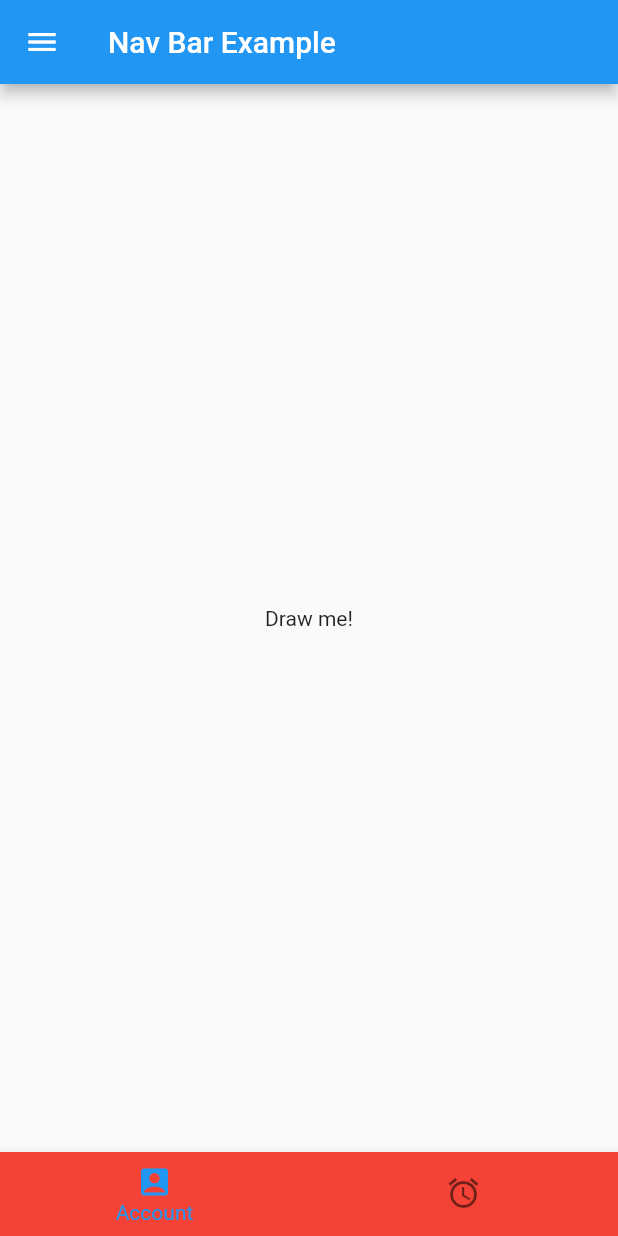
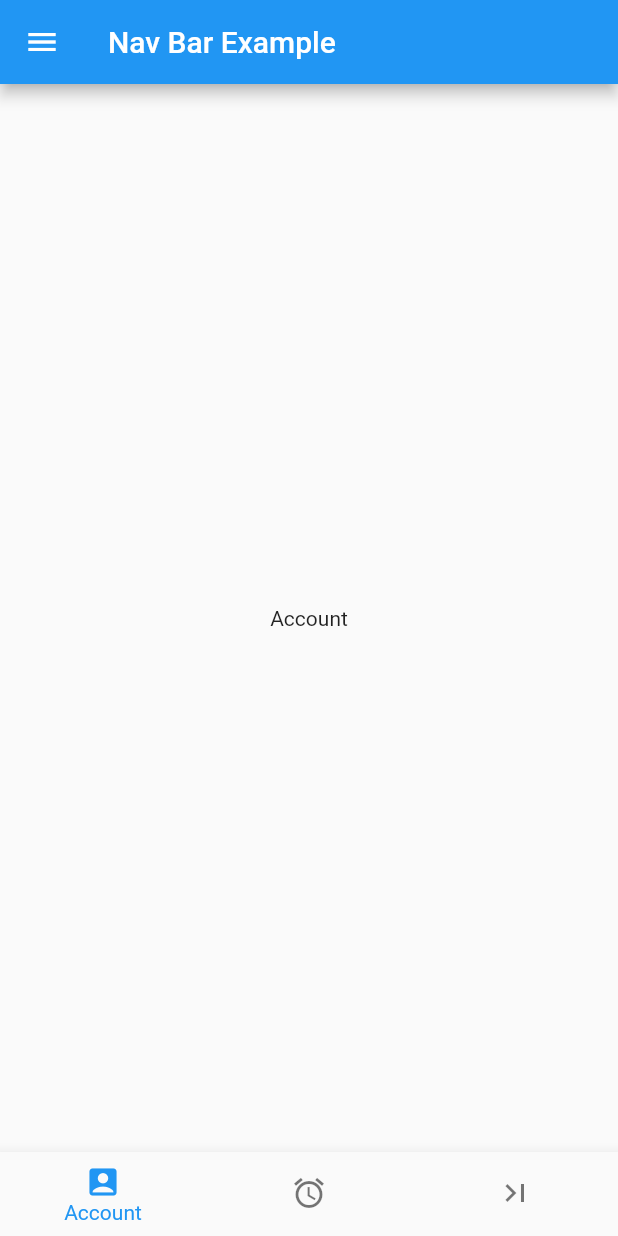
Before and after one commit to Mr-Phil1/My-third-Flutter-App, a Flutter app: the screen it shows after launch, on a phone screen of 412 x 824 dp. Run offline on Flutter 3.47's test engine with Material 2 defaults, Android fonts, the phone set to English and light mode, and no system bars.

Commit message:
modify main.dart * modify the bottomNavBar

```diff
--- a/lib/main.dart
+++ b/lib/main.dart
@@ -57,6 +57,11 @@ class _DrawerExampleState extends State<DrawerExample> with RestorationMixin {
         ),
       ],
     );
+    var bottomNavBarItems = const [
+      BottomNavigationBarItem(icon: Icon(Icons.account_box), label: 'Account'),
+      BottomNavigationBarItem(icon: Icon(Icons.access_alarm), label: 'Alarm'),
+      BottomNavigationBarItem(icon: Icon(Icons.last_page), label: 'Last Page'),
+    ];
     return Scaffold(
         appBar: AppBar(
           title: Text("Nav Bar Example"),
@@ -66,28 +71,25 @@ class _DrawerExampleState extends State<DrawerExample> with RestorationMixin {
             onTap: () {
               print("Inkwell");
             },
-        child: Text("Draw me!"),
-      )),
+            child: Center(
+                child: _MyBottomNavView(
+                    key: UniqueKey(),
+                    item: bottomNavBarItems[_currentIndex.value])),
+          ),
+        ),
         drawer: Drawer(
           child: drawerElements,
         ),
         bottomNavigationBar: BottomNavigationBar(
           showUnselectedLabels: false,
-        items: [
-          BottomNavigationBarItem(
-              icon: Icon(Icons.account_box), label: 'Account'),
-          BottomNavigationBarItem(
-              icon: Icon(Icons.access_alarm), label: 'Alarm')
-        ],
+          items: bottomNavBarItems,
           currentIndex: _currentIndex.value,
           onTap: (index) {
             setState(() {
               _currentIndex.value = index;
             });
           },
-        backgroundColor: Colors.red,
-      ),
-    );
+        ));
   }
 
   @override
@@ -96,6 +98,16 @@ class _DrawerExampleState extends State<DrawerExample> with RestorationMixin {
   @override
   void restoreState(RestorationBucket? oldBucket, bool initialRestore) {
     registerForRestoration(_currentIndex, 'bottom_navigation_tab_index');
+  }
+}
+
+class _MyBottomNavView extends StatelessWidget {
+  _MyBottomNavView({Key? key, required this.item}) : super(key: key);
+
+  final BottomNavigationBarItem item;
+  @override
+  Widget build(BuildContext context) {
+    return Text(item.label as String);
   }
 }
 
@@ -119,7 +131,7 @@ class _MyHomePageState extends State<MyHomePage> {
       theme: ThemeData(primarySwatch: Colors.blue),
       home: Scaffold(
         appBar: AppBar(
-          title: Text(title),
+          title: const Text(title),
         ),
         body: ListView.builder(
           itemCount: items.length,
```
Lines whose indentation alone changed are shown as unchanged.
